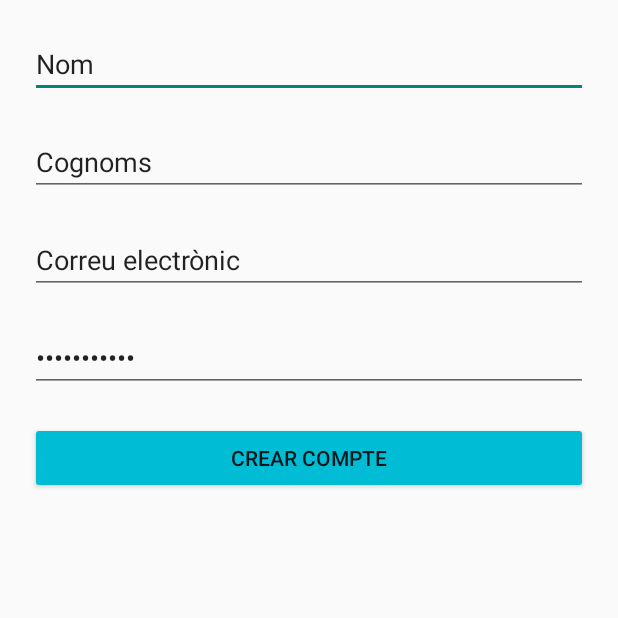
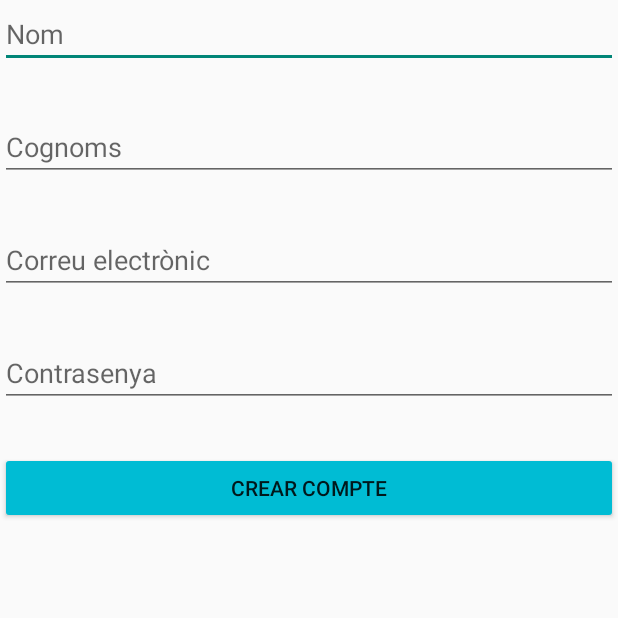
Before and after one commit to ismagene/Control_Diabetic, an Android app: the RegistreActivity screen opened directly, with no data from a screen before it, on a phone screen of 412 x 824 dp, the top half of it. Run offline under Robolectric (Android 15) with nearby library versions, the phone set to English and light mode, and no system bars; our stand-ins replace data binding.

Commit message:
Login amb DataBinding

```diff
--- a/app/src/main/java/com/ismasoft/controldiabetic/ui/activities/LoginActivity.kt
+++ b/app/src/main/java/com/ismasoft/controldiabetic/ui/activities/LoginActivity.kt
@@ -1,5 +1,6 @@
 package com.ismasoft.controldiabetic.ui.activities
 
+import android.content.Intent
 import androidx.appcompat.app.AppCompatActivity
 import android.os.Bundle
 import androidx.lifecycle.ViewModelProvider
@@ -23,6 +24,11 @@ class LoginActivity : AppCompatActivity() {
         binding.viewModel = viewModel
         binding.lifecycleOwner = this
 
+         binding.registrarse.setOnClickListener{
+            intent = Intent(this, RegistreActivity::class.java)
+            startActivity(intent)
+        }
+
 //        with(binding){
 //            login.setOnClickListener(){
 //                viewModel.onButtonClicked(username.text.toString(),password.text.toString())
@@ -30,4 +36,6 @@ class LoginActivity : AppCompatActivity() {
 //        }
     }
 
+
+
 }
--- a/app/src/main/java/com/ismasoft/controldiabetic/ui/activities/RegistreActivity.kt
+++ b/app/src/main/java/com/ismasoft/controldiabetic/ui/activities/RegistreActivity.kt
@@ -2,21 +2,57 @@ package com.ismasoft.controldiabetic.ui.activities
 
 import androidx.appcompat.app.AppCompatActivity
 import android.os.Bundle
-import android.widget.EditText
-import android.widget.ProgressBar
+import androidx.lifecycle.ViewModelProvider
+import androidx.lifecycle.get
 import com.ismasoft.controldiabetic.R
+import com.ismasoft.controldiabetic.databinding.ActivityLoginBinding
+import com.ismasoft.controldiabetic.databinding.ActivityRegistreBinding
+import com.ismasoft.controldiabetic.viewModel.RegistreViewModel
 
 class RegistreActivity : AppCompatActivity() {
 
-    private lateinit var loginNom:EditText
-    private lateinit var loginSurname:EditText
-    private lateinit var loginEmail:EditText
-    private lateinit var loginPassword:EditText
-    private lateinit var progressBar: ProgressBar
-//    private lateinit var dbReference:DatabaseReference
+    private lateinit var viewModel: RegistreViewModel
+    private lateinit var binding: ActivityRegistreBinding
 
     override fun onCreate(savedInstanceState: Bundle?) {
         super.onCreate(savedInstanceState)
         setContentView(R.layout.activity_registre)
+
+        binding = ActivityRegistreBinding.inflate(layoutInflater)
+        setContentView(binding.root)
+
+        viewModel = ViewModelProvider (this).get()
+
+        binding.viewModel = viewModel
+        binding.lifecycleOwner = this
+
+        binding.buttonRegister.setOnClickListener{
+            viewModel.onButtonRegistreClicked(binding)
+        }
+
+
     }
+
+//    private lateinit var dbReference:DatabaseReference
+
+//    override fun onCreate(savedInstanceState: Bundle?) {
+//        super.onCreate(savedInstanceState)
+//        setContentView(R.layout.activity_registre)
+
+//        buttonRegister = findViewById<TextView>(R.id.registrarse) as Button
+//        buttonRegister.setOnClickListener{
+//            when{
+//                TextUtils.isEmpty(loginNom.text.toString().trim(){ it <= ' ' }) ->{
+//                    Toast.makeText(
+//                        this@RegistreActivity,
+//                        "Siusplau entra el nom",
+//                        Toast.LENGTH_SHORT
+//                    ).show()
+//                }
+//
+//
+//            }
+//        }
+
+
 }
--- a/app/src/main/java/com/ismasoft/controldiabetic/viewModel/LoginViewModel.kt
+++ b/app/src/main/java/com/ismasoft/controldiabetic/viewModel/LoginViewModel.kt
@@ -1,9 +1,15 @@
 package com.ismasoft.controldiabetic.viewModel
 
-import androidx.lifecycle.LiveData
-import androidx.lifecycle.MutableLiveData
-import androidx.lifecycle.ViewModel
-import androidx.lifecycle.viewModelScope
+import android.content.Intent
+import android.view.View
+import android.widget.EditText
+import android.widget.TextView
+import androidx.appcompat.app.AppCompatActivity
+import androidx.core.content.ContextCompat.startActivity
+import androidx.lifecycle.*
+import com.ismasoft.controldiabetic.R
+import com.ismasoft.controldiabetic.ui.activities.LoginActivity
+import com.ismasoft.controldiabetic.ui.activities.RegistreActivity
 import kotlinx.coroutines.Dispatchers
 import kotlinx.coroutines.launch
 import kotlinx.coroutines.withContext
@@ -19,7 +25,11 @@ class LoginViewModel : ViewModel(){
     private val _message = MutableLiveData<String>()
     val message : LiveData<String> get() = _message
 
-    fun onButtonClicked(user: String, pass: String){
+    /** Funció que s'executa al apretar el botó de fer login a l'aplicació
+     *   @param user - email de l'usuari que es registre
+     *   @param pass - contrasenya **/
+    fun onButtonLoginClicked(user: String, pass: String){
+
         viewModelScope.launch {
             _progressVisibility.value = true
             _message.value = withContext(Dispatchers.IO){
@@ -28,11 +38,7 @@ class LoginViewModel : ViewModel(){
             }
             _progressVisibility.value = false
         }
-//        _progressVisibility.value = false
-//        _progressVisibility.value = _progressVisibility.value != true
     }
-
-
 
 
 
--- /dev/null
+++ b/app/src/main/java/com/ismasoft/controldiabetic/viewModel/RegistreViewModel.kt
@@ -0,0 +1,16 @@
+package com.ismasoft.controldiabetic.viewModel
+
+import androidx.lifecycle.*
+import com.ismasoft.controldiabetic.databinding.ActivityRegistreBinding
+
+class RegistreViewModel : ViewModel(){
+
+    /** Funció que s'executa al apretar el botó de Registrar usuari
+    *   @param user - email de l'usuari que es registre
+     *   @param pass **/
+    fun onButtonRegistreClicked(binding: ActivityRegistreBinding) {
+
+
+    }
+
+}
--- a/app/src/main/res/layout/activity_login.xml
+++ b/app/src/main/res/layout/activity_login.xml
@@ -73,7 +73,7 @@
             app:layout_constraintStart_toStartOf="parent"
             app:layout_constraintTop_toBottomOf="@+id/password"
             app:layout_constraintVertical_bias="0.203"
-            android:onClick="@{ () -> viewModel.onButtonClicked(username.getText().toString(), password.getText().toString()) }"/>
+            android:onClick="@{ () -> viewModel.onButtonLoginClicked(username.getText().toString(), password.getText().toString()) }"/>
 
         <Button
             android:id="@+id/registrarse"
@@ -88,7 +88,7 @@
             app:layout_constraintHorizontal_bias="0.255"
             app:layout_constraintStart_toStartOf="parent"
             app:layout_constraintTop_toBottomOf="@+id/password"
-            app:layout_constraintVertical_bias="0.209" />
+            app:layout_constraintVertical_bias="0.209"/>
 
         <CheckBox
             android:id="@+id/guardarUsuari"
--- a/app/src/main/res/layout/activity_registre.xml
+++ b/app/src/main/res/layout/activity_registre.xml
@@ -1,7 +1,17 @@
 <?xml version="1.0" encoding="utf-8"?>
-<LinearLayout xmlns:android="http://schemas.android.com/apk/res/android"
+<layout xmlns:android="http://schemas.android.com/apk/res/android"
     xmlns:app="http://schemas.android.com/apk/res-auto"
-    xmlns:tools="http://schemas.android.com/tools"
+    xmlns:tools="http://schemas.android.com/tools">
+
+    <data>
+        <import type="android.view.View"/>
+
+        <variable
+            name="viewModel"
+            type="com.ismasoft.controldiabetic.viewModel.RegistreViewModel"/>
+    </data>
+
+    <LinearLayout
         android:layout_width="match_parent"
         android:layout_height="match_parent"
         android:orientation="vertical"
@@ -13,42 +23,47 @@
             android:layout_width="match_parent"
             android:layout_height="wrap_content"
             android:ems="10"
-        android:layout_marginBottom="30px"
+            android:layout_marginBottom="30dp"
             android:inputType="textPersonName"
-        android:text="@string/loginNom"/>
+            android:hint="@string/loginNom"
+            android:autofillHints="" />
 
         <EditText
             android:id="@+id/loginSurname"
             android:layout_width="match_parent"
             android:layout_height="wrap_content"
             android:ems="10"
-        android:layout_marginBottom="30px"
+            android:layout_marginBottom="30dp"
             android:inputType="textPersonName"
-        android:text="@string/loginCognom"/>
+            android:hint="@string/loginCognom"
+            android:autofillHints="" />
 
         <EditText
             android:id="@+id/loginEmail"
             android:layout_width="match_parent"
             android:layout_height="wrap_content"
             android:ems="10"
-        android:layout_marginBottom="30px"
+            android:layout_marginBottom="30dp"
             android:inputType="textEmailAddress"
-        android:text="@string/loginEmail"/>
+            android:hint="@string/loginEmail"
+            android:autofillHints="" />
 
         <EditText
             android:id="@+id/loginPassword"
             android:layout_width="match_parent"
             android:layout_height="wrap_content"
             android:ems="10"
-        android:layout_marginBottom="30px"
+            android:layout_marginBottom="30dp"
             android:inputType="textPassword"
-        android:text="@string/loginPassword"/>
+            android:hint="@string/loginPassword"
+            android:autofillHints="" />
 
         <Button
             android:id="@+id/buttonRegister"
             android:layout_width="match_parent"
             android:layout_height="wrap_content"
             android:text="@string/crearCompte"
-        app:backgroundTint="#00BCD4" />
+            app:backgroundTint="#00BCD4"/>
 
     </LinearLayout>
+</layout>
```
Lines whose indentation alone changed are shown as unchanged.
